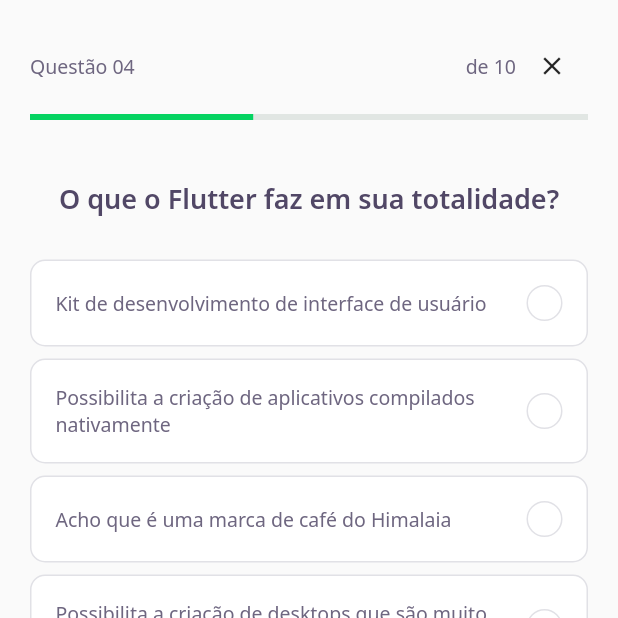
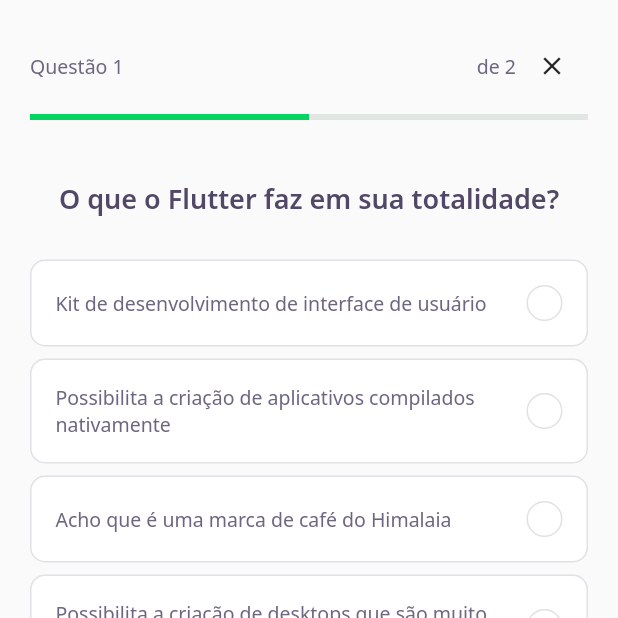
Before and after one commit to alextavella/nlw-05-dev-quiz-flutter, a Flutter app: the screen it shows after launch, after a tap on "Gerenciamento de Estado", on a phone screen of 412 x 824 dp, the top half of it. Run offline on Flutter 3.47's test engine with Material 2 defaults, Android fonts, the phone set to English and light mode, and no system bars; our stand-ins replace google_fonts; network calls fail.

Commit message:
feat: impl pagination questions

```diff
--- /dev/null
+++ b/lib/presentation/pages/challenge/challenge_controller.dart
@@ -0,0 +1,8 @@
+import 'package:flutter/cupertino.dart';
+
+class ChallengeController {
+  final currentPageNotifier = ValueNotifier<int>(1);
+
+  int get currentPage => currentPageNotifier.value;
+  set currentPage(int value) => currentPageNotifier.value = value;
+}
--- a/lib/presentation/pages/challenge/challenge_page.dart
+++ b/lib/presentation/pages/challenge/challenge_page.dart
@@ -1,4 +1,5 @@
 import 'package:devquiz/data/models/models.dart';
+import 'package:devquiz/presentation/pages/challenge/challenge_controller.dart';
 import 'package:devquiz/presentation/pages/challenge/widgets/widgets.dart';
 import 'package:devquiz/presentation/shared/widgets/widgets.dart';
 import 'package:flutter/material.dart';
@@ -13,18 +14,48 @@ class ChallengePage extends StatefulWidget {
 }
 
 class _ChallengePageState extends State<ChallengePage> {
+  final controller = ChallengeController();
+  final pageController = PageController();
+
+  @override
+  void initState() {
+    this.pageController.addListener(() {
+      this.controller.currentPage = pageController.page!.toInt() + 1;
+    });
+
+    super.initState();
+  }
+
+  void nextPage() {
+    this
+        .pageController
+        .nextPage(duration: Duration(milliseconds: 100), curve: Curves.linear);
+  }
+
   @override
   Widget build(BuildContext context) {
+    final quizWidgets = widget.questions.map((question) => QuizWidget(
+          title: question.title,
+          question: question,
+        ));
+
     return Scaffold(
       appBar: PreferredSize(
           preferredSize: Size.fromHeight(100),
           child: SafeArea(
             top: true,
-            child: QuestionIndicatorWidget(),
+            child: ValueListenableBuilder(
+              valueListenable: controller.currentPageNotifier,
+              builder: (context, value, _) => QuestionIndicatorWidget(
+                currentPage: controller.currentPage,
+                pageSize: widget.questions.length,
+              ),
+            ),
           )),
-      body: QuizWidget(
-        title: "O que o Flutter faz em sua totalidade?",
-        question: widget.questions[0],
+      body: PageView(
+        physics: NeverScrollableScrollPhysics(),
+        controller: pageController,
+        children: quizWidgets.toList(),
       ),
       bottomNavigationBar: SafeArea(
         bottom: true,
@@ -34,7 +65,13 @@ class _ChallengePageState extends State<ChallengePage> {
             mainAxisAlignment: MainAxisAlignment.spaceEvenly,
             children: [
               Expanded(
-                child: ButtonWidget.normal(label: "Pular", onTap: () {}),
+                child: ButtonWidget.normal(
+                    label: "Pular",
+                    onTap: () {
+                      this.pageController.nextPage(
+                          duration: Duration(milliseconds: 100),
+                          curve: Curves.linear);
+                    }),
               ),
               SizedBox(
                 width: 7,
--- a/lib/presentation/pages/challenge/widgets/question_indicator/question_indicator_widget.dart
+++ b/lib/presentation/pages/challenge/widgets/question_indicator/question_indicator_widget.dart
@@ -3,6 +3,11 @@ import 'package:devquiz/presentation/shared/widgets/widgets.dart';
 import 'package:flutter/material.dart';
 
 class QuestionIndicatorWidget extends StatelessWidget {
+  final int currentPage;
+  final int pageSize;
+
+  QuestionIndicatorWidget({required this.currentPage, required this.pageSize});
+
   @override
   Widget build(BuildContext context) {
     return Container(
@@ -17,8 +22,9 @@ class QuestionIndicatorWidget extends StatelessWidget {
                 child: Row(
                     mainAxisAlignment: MainAxisAlignment.spaceBetween,
                     children: [
-                      Text("Questão 04", style: AppTextStyles.body),
-                      Text("de 10", style: AppTextStyles.body),
+                      Text("Questão ${this.currentPage}",
+                          style: AppTextStyles.body),
+                      Text("de ${this.pageSize}", style: AppTextStyles.body),
                     ]),
               ),
               IconButton(
@@ -33,7 +39,7 @@ class QuestionIndicatorWidget extends StatelessWidget {
             ],
           ),
           SizedBox(height: 8),
-          ProgressIndicatorWidget(value: 0.4)
+          ProgressIndicatorWidget(value: this.currentPage / this.pageSize)
         ],
       ),
     );
--- a/lib/presentation/pages/challenge/widgets/quiz/quiz_widget.dart
+++ b/lib/presentation/pages/challenge/widgets/quiz/quiz_widget.dart
@@ -12,8 +12,8 @@ class QuizWidget extends StatelessWidget {
 
   @override
   Widget build(BuildContext context) {
-    final answerWidgets = question.answers
-        .map((e) => AnswerWidget(title: e.title, isRight: e.isRight));
+    final answerWidgets = question.answers.map(
+        (answer) => AnswerWidget(title: answer.title, isRight: answer.isRight));
 
     return Container(
         padding: EdgeInsets.all(20),
```
